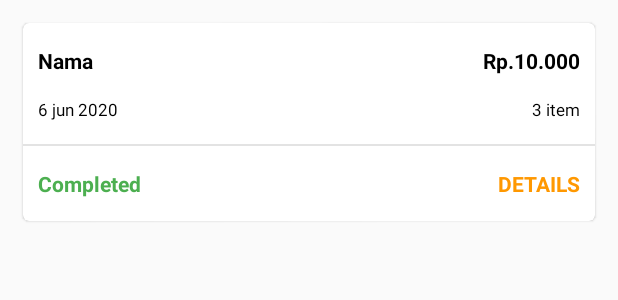
After one commit to Indosayur/Indosayur_Indonesia_Kotlin, an Android app: the layout item_riwayat.xml on its own in the app's theme, with its tools: preview values and no code run, on a phone screen of 412 x 824 dp. The commit adds this screen. Shown: the top 300 px of the screen. Run offline under Robolectric (Android 15) with nearby library versions, the phone set to English and light mode, and no system bars.

Commit message:
intial commit

```diff
--- a/app/src/main/AndroidManifest.xml
+++ b/app/src/main/AndroidManifest.xml
@@ -27,11 +27,11 @@
         <activity android:name="activity.RegisterActivity" />
         <activity android:name="activity.DetailProdukActivity" />
         <activity android:name="activity.TambahAlamatActivity"/>
-
         <activity android:name="activity.ListAlamatActivity" />
         <activity android:name="activity.PengirimanActivity" />
         <activity android:name="activity.PembayaranActivity" />
         <activity android:name="activity.SuccessActivity" />
+        <activity android:name="activity.RiwayatActivity" />
 
 
     </application>
--- a/app/src/main/java/activity/PembayaranActivity.kt
+++ b/app/src/main/java/activity/PembayaranActivity.kt
@@ -64,10 +64,12 @@ class PembayaranActivity : AppCompatActivity() {
 
                     val jsBank = Gson().toJson(bank,Bank::class.java)
                     val jsTransaksi = Gson().toJson(respon.Transaksi,Transaksi::class.java)
+                    val jsCheckout = Gson ().toJson(checkout,Checkout::class.java)
 
                     val intent = Intent(this@PembayaranActivity,SuccessActivity::class.java)
                     intent.putExtra("bank",jsBank)
                     intent.putExtra("transaksi",jsTransaksi)
+                    intent.putExtra("checkout",jsCheckout)
                     startActivity(intent)
 
 
--- a/app/src/main/java/app/ApiService.kt
+++ b/app/src/main/java/app/ApiService.kt
@@ -59,4 +59,9 @@ interface ApiService {
 
     ) :Call<ResponOngkir>
 
+    @GET("checkout/user/{id}")
+    fun getRiwayat(
+        @Path("id") id: Int
+    ) :Call<Responmodel>
+
 }
--- a/app/src/main/java/model/Responmodel.kt
+++ b/app/src/main/java/model/Responmodel.kt
@@ -5,6 +5,7 @@ class Responmodel {
     lateinit var message:String
     var user = User()
     var produk:ArrayList<Produk> = ArrayList()
+    var Transaksis:ArrayList<Transaksi> = ArrayList()
 
     var rajaongkir = ModelAlamat()
     val Transaksi = Transaksi()
--- a/app/src/main/java/model/Transaksi.kt
+++ b/app/src/main/java/model/Transaksi.kt
@@ -20,4 +20,5 @@ class Transaksi {
     var expired_at = ""
     var updated_at = ""
     var created_at = ""
+    val details = ArrayList<DetailTransaksi>()
 }
--- a/app/src/main/java/room/DaoKeranjang.kt
+++ b/app/src/main/java/room/DaoKeranjang.kt
@@ -25,6 +25,9 @@ interface DaoKeranjang {
     @Query("SELECT * FROM keranjang WHERE id = :id LIMIT 1")
     fun getProduk(id: Int): Produk
 
+    @Query("DELETE FROM keranjang WHERE id = :id")
+    fun deleteByID(id: String): Int
+
     @Query("DELETE FROM keranjang")
     fun deleteAll(): Int
 }
--- a/app/src/main/java/room/MyDatabase.kt
+++ b/app/src/main/java/room/MyDatabase.kt
@@ -20,7 +20,7 @@ abstract class MyDatabase : RoomDatabase() {
                 synchronized(MyDatabase::class) {
                     INSTANCE = Room.databaseBuilder(
                         context.applicationContext,
-                        MyDatabase::class.java, "MyDatabase999901" // Database Name
+                        MyDatabase::class.java, "MyDatabase002" // Database Name
                     ).allowMainThreadQueries().build()
                 }
             }
--- /dev/null
+++ b/app/src/main/res/layout/item_riwayat.xml
@@ -0,0 +1,133 @@
+<?xml version="1.0" encoding="utf-8"?>
+<androidx.cardview.widget.CardView xmlns:android="http://schemas.android.com/apk/res/android"
+    xmlns:app="http://schemas.android.com/apk/res-auto"
+    android:id="@+id/layout"
+    android:layout_width="match_parent"
+    android:layout_height="wrap_content"
+    android:layout_marginHorizontal="15dp"
+    android:layout_marginTop="15dp"
+    android:layout_marginBottom="5dp"
+    app:cardCornerRadius="4dp"
+    app:cardElevation="1dp">
+
+    <LinearLayout
+        android:layout_width="match_parent"
+        android:layout_height="wrap_content"
+        android:orientation="vertical">
+
+        <LinearLayout
+            android:layout_width="match_parent"
+            android:layout_height="wrap_content"
+            android:orientation="horizontal"
+            android:paddingHorizontal="10dp"
+            android:paddingVertical="15dp">
+
+            <LinearLayout
+                android:layout_width="0dp"
+                android:layout_height="wrap_content"
+                android:layout_weight="1"
+                android:orientation="vertical">
+
+                <TextView
+                    android:id="@+id/tv_nama"
+                    android:layout_width="match_parent"
+                    android:layout_height="wrap_content"
+                    android:ellipsize="marquee"
+                    android:text="Nama"
+                    android:textColor="@color/black"
+                    android:textStyle="bold" />
+
+                <TextView
+                    android:id="@+id/tv_tgl"
+                    android:layout_width="wrap_content"
+                    android:layout_height="wrap_content"
+                    android:layout_marginTop="15dp"
+                    android:text="6 jun 2020"
+                    android:textColor="@color/black"
+                    android:textSize="11dp" />
+
+            </LinearLayout>
+
+            <LinearLayout
+                android:layout_width="0dp"
+                android:layout_height="wrap_content"
+                android:layout_marginLeft="5dp"
+                android:layout_weight="1"
+                android:gravity="right"
+                android:orientation="vertical">
+
+                <TextView
+                    android:id="@+id/tv_harga"
+                    android:layout_width="wrap_content"
+                    android:layout_height="wrap_content"
+                    android:ellipsize="marquee"
+                    android:text="Rp.10.000"
+                    android:textColor="@color/black"
+                    android:textStyle="bold" />
+
+                <TextView
+                    android:id="@+id/tv_jumlah"
+                    android:layout_width="wrap_content"
+                    android:layout_height="wrap_content"
+                    android:layout_marginTop="15dp"
+                    android:text="3 item"
+                    android:textColor="@color/black"
+                    android:textSize="11dp" />
+
+            </LinearLayout>
+
+        </LinearLayout>
+
+        <View
+            android:layout_width="wrap_content"
+            android:layout_height="1dp"
+            android:background="#E3E3E3" />
+
+        <LinearLayout
+            android:layout_width="match_parent"
+            android:layout_height="wrap_content"
+            android:orientation="horizontal"
+            android:paddingHorizontal="10dp"
+            android:paddingVertical="15dp">
+
+            <LinearLayout
+                android:layout_width="0dp"
+                android:layout_height="wrap_content"
+                android:layout_weight="1"
+                android:orientation="vertical">
+
+                <TextView
+                    android:id="@+id/tv_status"
+                    android:layout_width="match_parent"
+                    android:layout_height="wrap_content"
+                    android:ellipsize="marquee"
+                    android:text="Completed"
+                    android:textStyle="bold"
+                    android:textColor="#4CAF50" />
+
+            </LinearLayout>
+
+            <LinearLayout
+                android:layout_width="0dp"
+                android:layout_height="wrap_content"
+                android:layout_marginLeft="5dp"
+                android:layout_weight="1"
+                android:gravity="right"
+                android:orientation="vertical">
+
+                <TextView
+                    android:id="@+id/btn_detail"
+                    android:layout_width="wrap_content"
+                    android:layout_height="wrap_content"
+                    android:ellipsize="marquee"
+                    android:text="DETAILS"
+                    android:textColor="@color/Orange"
+                    android:textStyle="bold" />
+
+            </LinearLayout>
+
+        </LinearLayout>
+
+    </LinearLayout>
+
+</androidx.cardview.widget.CardView>
```
Also changed, not shown: app/src/main/java/activity/RiwayatActivity.kt (added, +66 -0 lines), app/src/main/java/activity/SuccessActivity.kt (+62 -2 lines), app/src/main/java/adapter/AdapterRiwayat.kt (added, +62 -0 lines), app/src/main/java/fragment/AkunFragment.kt (+18 -2 lines), app/src/main/java/model/DetailTransaksi.kt (added, +7 -0 lines), app/src/main/res/drawable/toast_background.xml (added, +10 -0 lines), app/src/main/res/layout/activity_riwayat.xml (added, +20 -0 lines), app/src/main/res/layout/toast_custom.xml (added, +32 -0 lines), app/src/main/res/drawable/berhasil.png (added).
